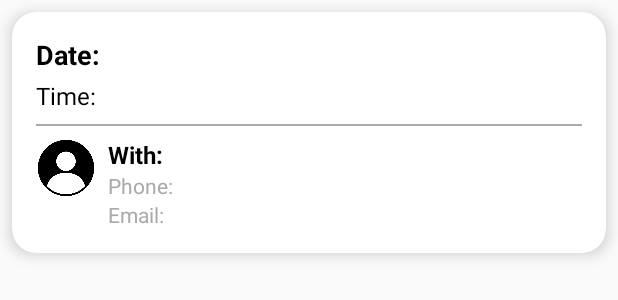
After one commit to EliranMalka1/BarberShop-AndroidStudio, an Android app: the layout item_past_appointment.xml on its own in the app's theme, with its tools: preview values and no code run, on a phone screen of 412 x 824 dp. The commit adds this screen. Shown: the top 300 px of the screen. Run offline under Robolectric (Android 15) with nearby library versions, the phone set to English and light mode, and no system bars.

Commit message:
Past recycle View

```diff
--- a/app/src/main/java/com/example/navigtion_app/frams/Fragment_main.java
+++ b/app/src/main/java/com/example/navigtion_app/frams/Fragment_main.java
@@ -358,9 +358,10 @@ public class Fragment_main extends Fragment {
             buttonList.add(new ButtonItem("New Haircut", R.drawable.ic_plus, ContextCompat.getColor(view.getContext(), R.color.blue), R.id.action_fragment_main_to_gender));
             buttonList.add(new ButtonItem("My Barber", R.drawable.ic_personal, ContextCompat.getColor(requireContext(), R.color.green), R.id.action_fragment_main_to_fragment_profile));
             buttonList.add(new ButtonItem("Future Haircuts", R.drawable.ic_future, ContextCompat.getColor(requireContext(), R.color.orange), R.id.action_fragment_main_to_fragment_profile));
-            buttonList.add(new ButtonItem("History", R.drawable.ic_history, ContextCompat.getColor(requireContext(), R.color.purple2), R.id.action_fragment_main_to_fragment_profile));
+            buttonList.add(new ButtonItem("History", R.drawable.ic_history, ContextCompat.getColor(requireContext(), R.color.purple2), R.id.action_fragment_main_to_fragment_past_appointments));
         } else {
             buttonList.add(new ButtonItem("View Schedule", R.drawable.ic_plus, ContextCompat.getColor(view.getContext(), R.color.blue), R.id.action_fragment_main_to_gender));
+            buttonList.add(new ButtonItem("History", R.drawable.ic_history, ContextCompat.getColor(requireContext(), R.color.purple2), R.id.action_fragment_main_to_fragment_past_appointments));
         }
 
         buttonAdapter = new ButtonAdapter(requireActivity(), buttonList);
--- /dev/null
+++ b/app/src/main/res/layout/item_past_appointment.xml
@@ -0,0 +1,89 @@
+<?xml version="1.0" encoding="utf-8"?>
+<androidx.cardview.widget.CardView xmlns:android="http://schemas.android.com/apk/res/android"
+    xmlns:app="http://schemas.android.com/apk/res-auto"
+    android:layout_width="match_parent"
+    android:layout_height="wrap_content"
+    android:layout_margin="8dp"
+    app:cardCornerRadius="16dp"
+    app:cardElevation="6dp">
+
+    <LinearLayout
+        android:layout_width="match_parent"
+        android:layout_height="wrap_content"
+        android:orientation="vertical"
+        android:padding="16dp">
+
+        <!-- תאריך ושעה -->
+        <TextView
+            android:id="@+id/tvPastAppointmentDate"
+            android:layout_width="wrap_content"
+            android:layout_height="wrap_content"
+            android:text="Date: "
+            android:textColor="@android:color/black"
+            android:textSize="18sp"
+            android:textStyle="bold"
+            android:paddingBottom="4dp" />
+
+        <TextView
+            android:id="@+id/tvPastAppointmentTime"
+            android:layout_width="wrap_content"
+            android:layout_height="wrap_content"
+            android:text="Time: "
+            android:textColor="@android:color/black"
+            android:textSize="16sp"
+            android:paddingBottom="8dp" />
+
+        <!-- קו מפריד דק -->
+        <View
+            android:layout_width="match_parent"
+            android:layout_height="1dp"
+            android:background="@android:color/darker_gray"
+            android:layout_marginBottom="8dp"/>
+
+        <!-- משתתף בפגישה -->
+        <LinearLayout
+            android:layout_width="match_parent"
+            android:layout_height="wrap_content"
+            android:orientation="horizontal">
+
+            <ImageView
+                android:id="@+id/ivUserIcon"
+                android:layout_width="40dp"
+                android:layout_height="40dp"
+                android:src="@drawable/ic_person"
+                android:layout_marginEnd="8dp" />
+
+            <LinearLayout
+                android:layout_width="wrap_content"
+                android:layout_height="wrap_content"
+                android:orientation="vertical">
+
+                <TextView
+                    android:id="@+id/tvPastAppointmentWith"
+                    android:layout_width="wrap_content"
+                    android:layout_height="wrap_content"
+                    android:text="With: "
+                    android:textColor="@android:color/black"
+                    android:textSize="16sp"
+                    android:textStyle="bold"/>
+
+                <TextView
+                    android:id="@+id/tvPastAppointmentPhone"
+                    android:layout_width="wrap_content"
+                    android:layout_height="wrap_content"
+                    android:text="Phone: "
+                    android:textColor="@android:color/darker_gray"
+                    android:textSize="14sp"/>
+
+                <TextView
+                    android:id="@+id/tvPastAppointmentEmail"
+                    android:layout_width="wrap_content"
+                    android:layout_height="wrap_content"
+                    android:text="Email: "
+                    android:textColor="@android:color/darker_gray"
+                    android:textSize="14sp"/>
+            </LinearLayout>
+        </LinearLayout>
+
+    </LinearLayout>
+</androidx.cardview.widget.CardView>
```
Also changed, not shown: app/src/main/java/com/example/navigtion_app/Adapters/PastAppointmentsAdapter.java (added, +82 -0 lines), app/src/main/java/com/example/navigtion_app/frams/fragment_past_appointments.java (added, +105 -0 lines), app/src/main/res/layout/fragment_past_appointments.xml (added, +10 -0 lines), app/src/main/res/navigation/main_nav.xml (+7 -0 lines), app/src/main/res/drawable/ic_person.png (added).
